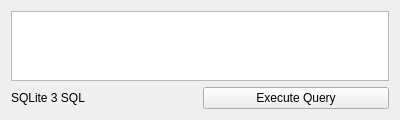
Above: src/plugins/quan/quanqueryform.ui from qtplatz/qtplatz before the change. Below: the same form after it.
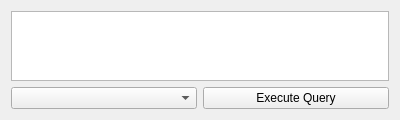
That is the form after the change.

Diff of the .ui file:
```diff
--- a/src/plugins/quan/quanqueryform.ui
+++ b/src/plugins/quan/quanqueryform.ui
@@ -23,13 +23,6 @@
        </property>
       </widget>
      </item>
-     <item row="2" column="0">
-      <widget class="QLabel" name="label">
-       <property name="text">
-        <string>SQLite 3 SQL</string>
-       </property>
-      </widget>
-     </item>
      <item row="1" column="0" colspan="2">
       <widget class="QPlainTextEdit" name="plainTextEdit">
        <property name="sizePolicy">
@@ -46,6 +39,9 @@
        </property>
       </widget>
      </item>
+     <item row="2" column="0">
+      <widget class="QComboBox" name="comboBox"/>
+     </item>
     </layout>
    </item>
   </layout>
```
